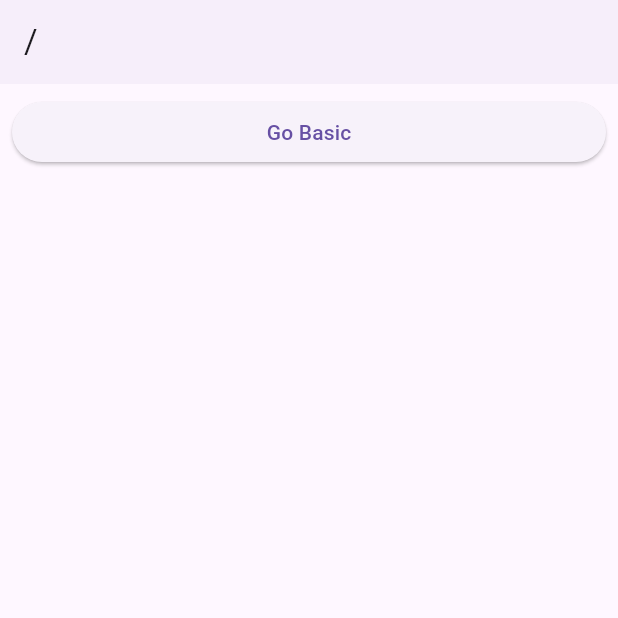
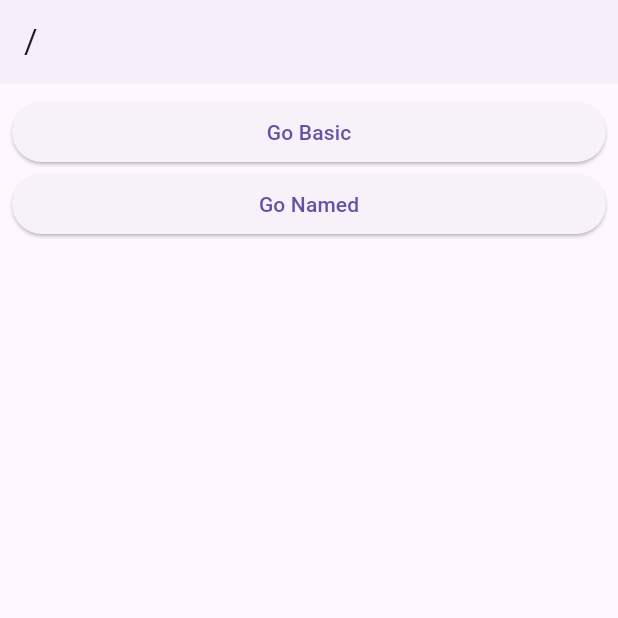
Before and after one commit to altese/study_inflearn_code_factory_go_router, a Flutter app: the screen it shows after launch, on a phone screen of 412 x 824 dp, the top half of it. Run offline on Flutter 3.47's test engine with Material 3 defaults, Android fonts, the phone set to English and light mode, and no system bars; our stand-ins replace go_router.

Commit message:
🔨 [goNamed]
- path가 길어졌을 때 유용

```diff
--- a/lib/route/router.dart
+++ b/lib/route/router.dart
@@ -1,5 +1,6 @@
 import 'package:go_router/go_router.dart';
 import 'package:study_inflearn_code_factory_go_router/screens/1_basic_screen.dart';
+import 'package:study_inflearn_code_factory_go_router/screens/2_named_screen.dart';
 import 'package:study_inflearn_code_factory_go_router/screens/root_screen.dart';
 
 final router = GoRouter(
@@ -10,11 +11,19 @@
       builder: (context, state) => const RootScreen(),
       routes: [
         // [ /basic ] -> BasicScreen
+        // path로 이동
         GoRoute(
           path: 'basic',
           builder: (context, state) => const BasicScreen(),
-        )
+        ),
+        // [ /named ] -> NamedScreen
+        // name으로 이동
+        GoRoute(
+          path: 'named',
+          name: 'named_screen',
+          builder: (context, state) => const NamedScreen(),
+        ),
       ],
-    )
+    ),
   ],
 );
--- a/lib/screens/root_screen.dart
+++ b/lib/screens/root_screen.dart
@@ -16,6 +16,12 @@
             },
             child: const Text('Go Basic'),
           ),
+          ElevatedButton(
+            onPressed: () {
+              context.goNamed('named_screen');
+            },
+            child: const Text('Go Named'),
+          ),
         ],
       ),
     );
```
Also changed, not shown: lib/screens/2_named_screen.dart (added, +15 -0 lines).
